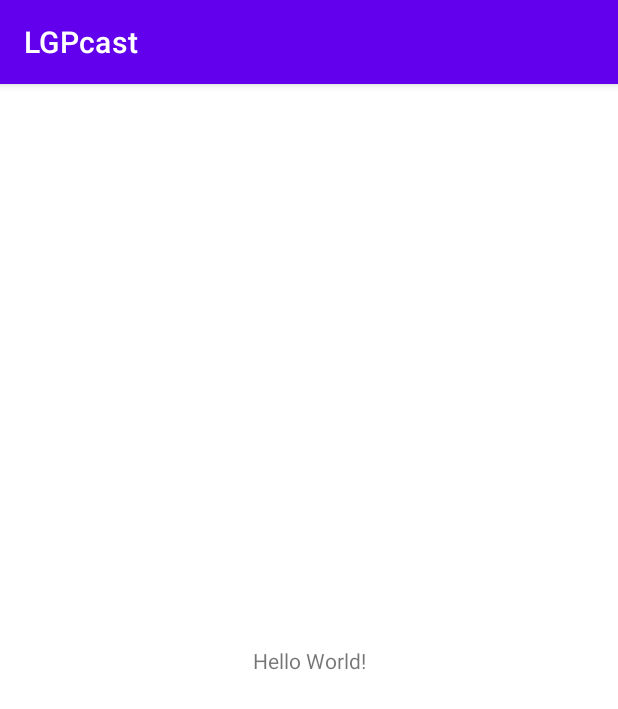
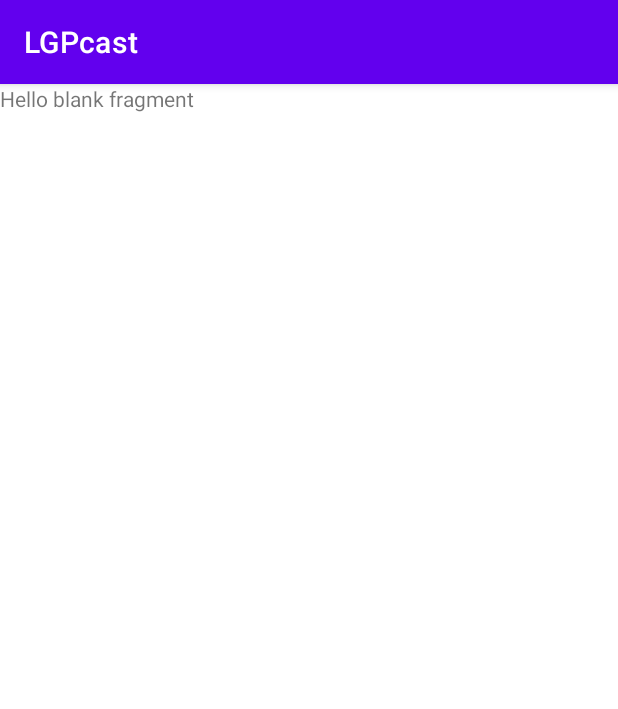
Before and after one commit to likaGlonti/LGPcast, an Android app: the screen it shows after launch (MainActivity), on a phone screen of 412 x 824 dp. Shown: the top 709 px of the screen. Run offline under Robolectric (Android 15) with nearby library versions, the phone set to English and light mode, and no system bars; libraries missing offline, so code that uses them is left out: com.jakewharton.retrofit2.

```diff
--- a/app/src/main/java/com/finalexam/podcasts/data/PodcastsRepositoryImpl.kt
+++ b/app/src/main/java/com/finalexam/podcasts/data/PodcastsRepositoryImpl.kt
@@ -3,9 +3,17 @@ package com.finalexam.podcasts.data
 import com.finalexam.podcasts.data.models.Genres
 import com.finalexam.podcasts.domain.PodcastsRepository
 import com.finalexam.podcasts.domain.Response
+import kotlinx.coroutines.Dispatchers
+import kotlinx.coroutines.withContext
+import java.lang.Exception
 
 class PodcastsRepositoryImpl(private val service: PodcastsService) : PodcastsRepository {
-    override fun genres(): Response<Genres> {
-        TODO("Not yet implemented")
-    }
+  override suspend fun genres(): Response<Genres> =
+       withContext(Dispatchers.IO) {
+           return@withContext try {
+               Response.Success( service.getGenres())
+           }catch (e:Exception){
+               Response.Error(e)
+           }
+       }
 }
--- a/app/src/main/java/com/finalexam/podcasts/data/PodcastsService.kt
+++ b/app/src/main/java/com/finalexam/podcasts/data/PodcastsService.kt
@@ -1,5 +1,6 @@
 package com.finalexam.podcasts.data
 
+import com.finalexam.podcasts.data.models.Genre
 import com.finalexam.podcasts.data.models.Genres
 import retrofit2.http.GET
 
--- a/app/src/main/java/com/finalexam/podcasts/domain/PodcastsRepository.kt
+++ b/app/src/main/java/com/finalexam/podcasts/domain/PodcastsRepository.kt
@@ -3,6 +3,5 @@ package com.finalexam.podcasts.domain
 import com.finalexam.podcasts.data.models.Genres
 
 interface PodcastsRepository {
-
-    fun genres(): Response<Genres>
+    suspend fun genres(): Response<Genres>
 }
--- a/app/src/main/java/com/finalexam/podcasts/domain/Response.kt
+++ b/app/src/main/java/com/finalexam/podcasts/domain/Response.kt
@@ -1,8 +1,10 @@
 package com.finalexam.podcasts.domain
 
+import java.lang.Exception
 
-sealed class Response<T> {
+
+sealed class Response<T>{
     data class Success<T>(val data: T) : Response<T>()
-    data class Error<T>(val error:ErrorEntity)
+    data class Error<T>(val error:Exception):Response<T>()
 
 }
--- a/app/src/main/java/com/finalexam/podcasts/presentation/MainActivity.kt
+++ b/app/src/main/java/com/finalexam/podcasts/presentation/MainActivity.kt
@@ -2,6 +2,7 @@ package com.finalexam.podcasts.presentation
 
 import androidx.appcompat.app.AppCompatActivity
 import android.os.Bundle
+import androidx.navigation.findNavController
 import com.finalexam.podcasts.R
 
 class MainActivity : AppCompatActivity() {
--- a/app/src/main/java/com/finalexam/podcasts/presentation/best/BestPodcastsDashboardFragment.kt
+++ b/app/src/main/java/com/finalexam/podcasts/presentation/best/BestPodcastsDashboardFragment.kt
@@ -1,6 +1,22 @@
 package com.finalexam.podcasts.presentation.best
 
+import android.os.Bundle
+import android.view.View
 import androidx.fragment.app.Fragment
+import com.finalexam.podcasts.R
+import com.finalexam.podcasts.di.Module
 
 
-class BestPodcastsDashboardFragment : Fragment()
+class BestPodcastsDashboardFragment : Fragment(R.layout.fragment_best_podcasts_dashboard) {
+    private val viewModel: BestPodcastsDashboardViewModel by lazy {
+        BestPodcastsDashboardViewModelFactory(
+            Module.repository
+        ).create(BestPodcastsDashboardViewModel::class.java)
+    }
+
+    override fun onViewCreated(view: View, savedInstanceState: Bundle?) {
+        super.onViewCreated(view, savedInstanceState)
+        viewModel
+    }
+
+}
--- a/app/src/main/java/com/finalexam/podcasts/presentation/best/BestPodcastsDashboardViewModel.kt
+++ b/app/src/main/java/com/finalexam/podcasts/presentation/best/BestPodcastsDashboardViewModel.kt
@@ -1,7 +1,25 @@
 package com.finalexam.podcasts.presentation.best
 
 import androidx.lifecycle.ViewModel
+import androidx.lifecycle.viewModelScope
+import com.finalexam.podcasts.domain.PodcastsRepository
+import com.finalexam.podcasts.domain.Response
+import kotlinx.coroutines.Dispatchers
+import kotlinx.coroutines.launch
 
-class BestPodcastsDashboardViewModel : ViewModel() {
-
+class BestPodcastsDashboardViewModel(repository: PodcastsRepository) : ViewModel() {
+    init {
+        viewModelScope.launch(Dispatchers.IO) {
+            when (val response = repository.genres()) {
+                is Response.Success -> {
+                    response.data.genres.forEach {
+                        it
+                    }
+                }
+                is Response.Error -> {
+                    println(response.error.message)
+                }
+            }
+        }
+    }
 }
--- /dev/null
+++ b/app/src/main/java/com/finalexam/podcasts/presentation/best/BestPodcastsDashboardViewModelFactory.kt
@@ -0,0 +1,12 @@
+package com.finalexam.podcasts.presentation.best
+
+import androidx.lifecycle.ViewModel
+import androidx.lifecycle.ViewModelProvider
+import com.finalexam.podcasts.domain.PodcastsRepository
+
+class BestPodcastsDashboardViewModelFactory(private val repository: PodcastsRepository) :
+    ViewModelProvider.Factory {
+    override fun <T : ViewModel?> create(modelClass: Class<T>): T {
+        return modelClass.getConstructor(PodcastsRepository::class.java).newInstance(repository)
+    }
+}
--- a/app/src/main/res/layout/activity_main.xml
+++ b/app/src/main/res/layout/activity_main.xml
@@ -6,13 +6,16 @@
     android:layout_height="match_parent"
     tools:context=".presentation.MainActivity">
 
-    <TextView
-        android:layout_width="wrap_content"
-        android:layout_height="wrap_content"
-        android:text="Hello World!"
+    <androidx.fragment.app.FragmentContainerView
+        android:id="@+id/nav_host_fragment"
+        android:name="androidx.navigation.fragment.NavHostFragment"
+        android:layout_width="0dp"
+        android:layout_height="0dp"
+        app:defaultNavHost="true"
         app:layout_constraintBottom_toBottomOf="parent"
-        app:layout_constraintEnd_toEndOf="parent"
-        app:layout_constraintStart_toStartOf="parent"
-        app:layout_constraintTop_toTopOf="parent" />
+        app:layout_constraintLeft_toLeftOf="parent"
+        app:layout_constraintRight_toRightOf="parent"
+        app:layout_constraintTop_toTopOf="parent"
+        app:navGraph="@navigation/main_nav_graph" />
 
 </androidx.constraintlayout.widget.ConstraintLayout>
--- a/app/src/main/res/navigation/main_nav_graph.xml
+++ b/app/src/main/res/navigation/main_nav_graph.xml
@@ -15,8 +15,5 @@
         android:name="com.finalexam.podcasts.presentation.search.SearchPodcastsFragment"
         android:label="fragment_search_podcasts"
         tools:layout="@layout/fragment_search_podcasts" >
-        <action
-            android:id="@+id/action_searchPodcastsFragment_to_bestPodcastsDashboardFragment"
-            app:destination="@id/bestPodcastsDashboardFragment" />
     </fragment>
 </navigation>
```
